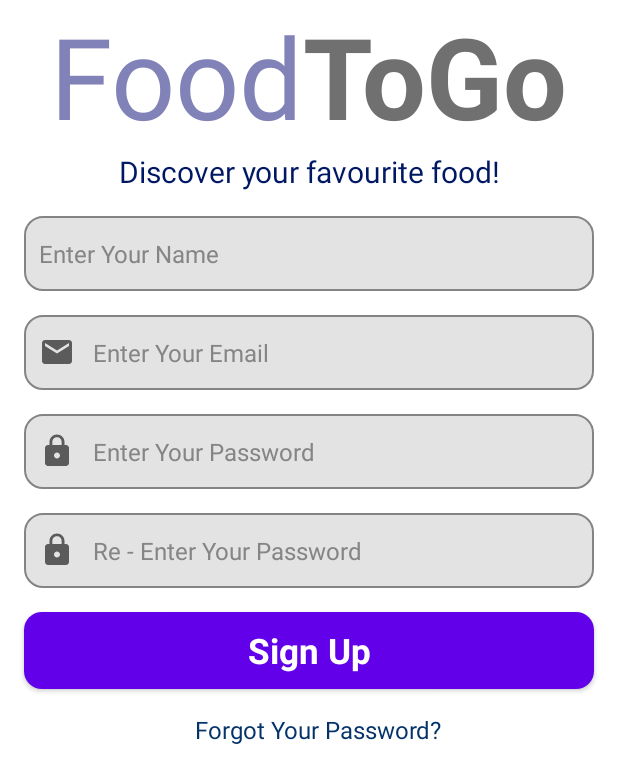
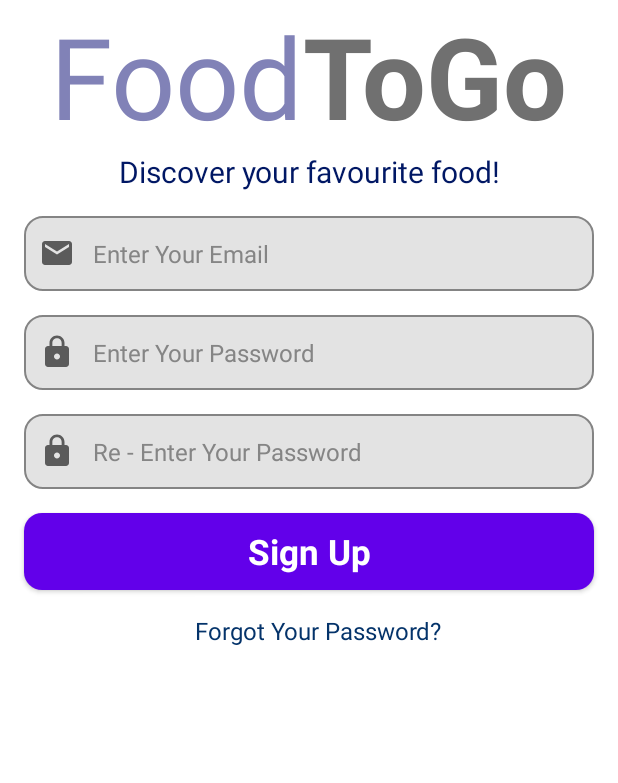
Before and after one commit to EnesAkkal/FoodToGo, an Android app: the layout fragment_sign.xml on its own in the app's theme, with its tools: preview values and no code run, on a phone screen of 412 x 824 dp. Shown: the top 783 px of the screen. Run offline under Robolectric (Android 15) with nearby library versions, the phone set to English and light mode, and no system bars; Roboto replaces fonts that are not available here.

Commit message:
initial commit

```diff
--- a/app/src/main/java/com/enesakkal/foodToGo/userInterface/MainActivity.kt
+++ b/app/src/main/java/com/enesakkal/foodToGo/userInterface/MainActivity.kt
@@ -79,6 +79,9 @@ class MainActivity : AppCompatActivity() {
 
         navController.addOnDestinationChangedListener { _, destination, _ ->
             when (destination.id) {
+                R.id.signFragment -> {
+                    binding.bottomNavigationView.visibility = View.GONE
+                }
                 R.id.loginActivity -> {
                     binding.bottomNavigationView.visibility = View.GONE
                 }
@@ -87,9 +90,6 @@ class MainActivity : AppCompatActivity() {
                 }
             }
         }
-
-
-
 
         binding.bottomNavigationView.setupWithNavController(navController)
         setupActionBarWithNavController(navController,appBarConfiguration)
--- a/app/src/main/res/layout/activity_login.xml
+++ b/app/src/main/res/layout/activity_login.xml
@@ -6,7 +6,7 @@
     android:layout_width="match_parent"
     android:background="#ffffff"
     android:layout_height="match_parent"
-    tools:context=".userInterface.LoginActivity">
+    tools:context=".userInterface.LoginFragment">
 
 
 
@@ -103,7 +103,7 @@
                 android:textStyle="bold" />
 
             <TextView
-                android:id="@+id/textView9"
+                android:id="@+id/signButton"
                 android:layout_width="match_parent"
                 android:layout_height="wrap_content"
                 android:layout_marginTop="16dp"
--- a/app/src/main/res/layout/activity_signup.xml
+++ b/app/src/main/res/layout/fragment_sign.xml
@@ -49,24 +49,10 @@
                 android:textAlignment="center"
                 android:text="Discover your favourite food!" />
 
-            <EditText
-                android:id="@+id/emailText"
-                android:layout_width="match_parent"
-                android:layout_height="50dp"
-                android:layout_marginStart="16dp"
-                android:layout_marginTop="16dp"
-                android:layout_marginEnd="16dp"
-                android:background="@drawable/grey_background"
-                android:drawablePadding="12dp"
-                android:ems="10"
-                android:hint="Enter Your Name"
-                android:inputType="textPersonName"
-                android:padding="10dp"
-                android:textColorHint="#858585"
-                android:textSize="16sp" />
+
 
             <EditText
-                android:id="@+id/editTextTextPersonName2"
+                android:id="@+id/emailTextSign"
                 android:layout_width="match_parent"
                 android:layout_height="50dp"
                 android:layout_marginStart="16dp"
@@ -83,7 +69,7 @@
                 android:textSize="16sp" />
 
             <EditText
-                android:id="@+id/editTextTextPersonName3"
+                android:id="@+id/passwordTextSign"
                 android:layout_width="match_parent"
                 android:layout_height="50dp"
                 android:layout_marginStart="16dp"
@@ -100,7 +86,7 @@
                 android:textSize="16sp" />
 
             <EditText
-                android:id="@+id/passwordText"
+                android:id="@+id/rePasswordText"
                 android:layout_width="match_parent"
                 android:layout_height="50dp"
                 android:layout_marginStart="16dp"
@@ -131,7 +117,7 @@
                 android:textStyle="bold" />
 
             <TextView
-                android:id="@+id/textView9"
+                android:id="@+id/signButton"
                 android:layout_width="match_parent"
                 android:layout_height="37dp"
                 android:layout_marginStart="32dp"
```
Also changed, not shown: app/src/main/java/com/enesakkal/foodToGo/userInterface/LoginFragment.kt (renamed from app/src/main/java/com/enesakkal/foodToGo/userInterface/LoginActivity.kt, +9 -30 lines), app/src/main/res/navigation/my_nav.xml (+12 -1 lines).
